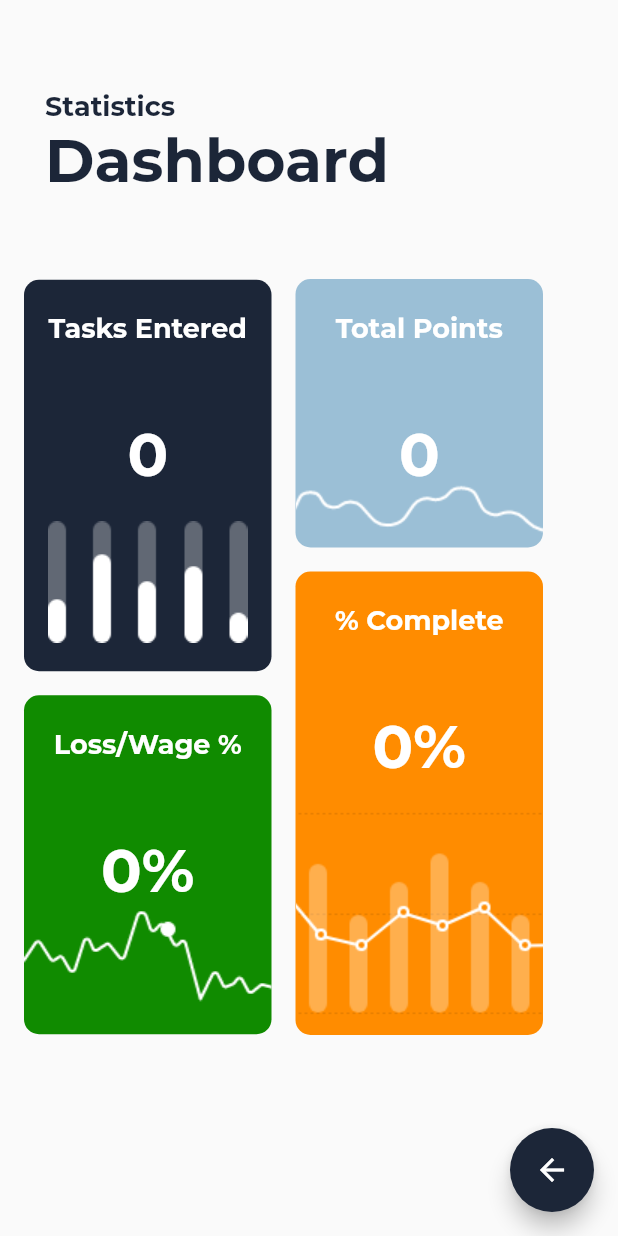
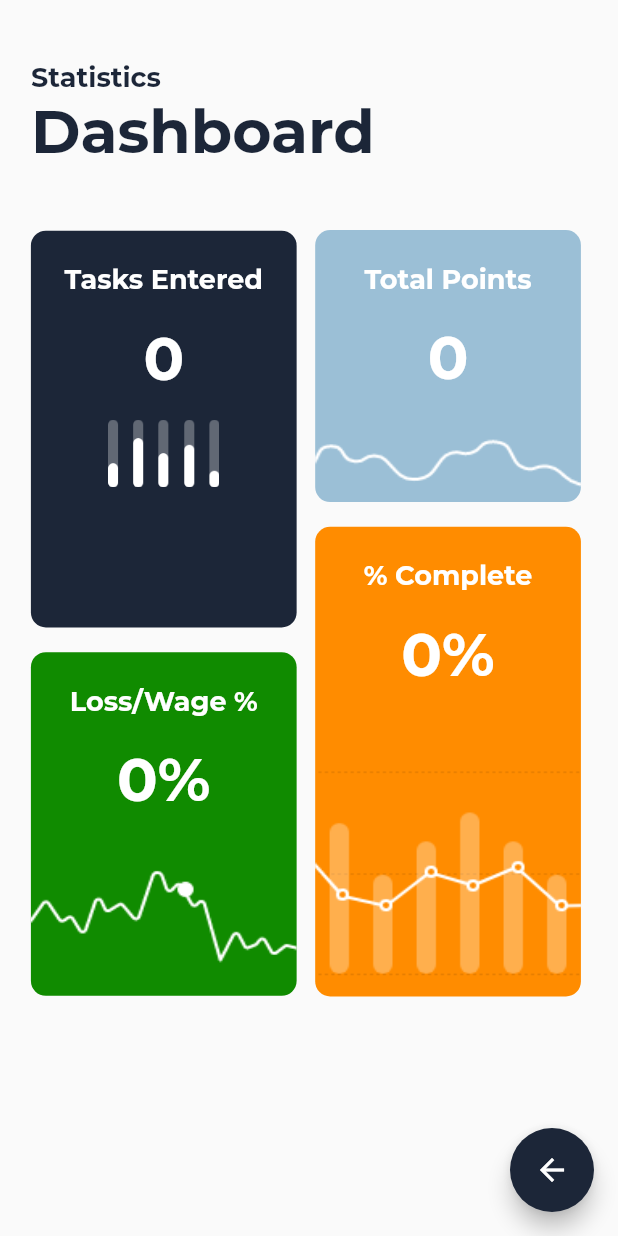
Before and after one commit to AlexHBall/indiTask, a Flutter app: the StatisticsBody screen opened directly with empty values, on a phone screen of 412 x 824 dp. Run offline on Flutter 3.47's test engine with Material 2 defaults, Android fonts, the phone set to English and light mode, and no system bars; our stand-ins replace bloc, equatable, flutter_bloc, flutter_calendar_carousel, flutter_local_notifications, flutter_time_picker_spinner and 3 more; accounts and stored records are empty.

Commit message:
dashboard responsive

```diff
--- a/lib/screens/statistics.dart
+++ b/lib/screens/statistics.dart
@@ -5,6 +5,7 @@ import 'package:inditask/bloc/bloc.dart';
 import 'package:inditask/bloc/tab/tab.dart';
 import 'package:inditask/models/models.dart';
 import 'package:inditask/utils/colors.dart';
+import 'package:inditask/utils/utils.dart';
 import 'package:inditask/widgets/widgets.dart';
 
 class StatisticsHeader extends StatelessWidget {
@@ -22,31 +23,31 @@ class StatisticsHeader extends StatelessWidget {
   }
 
   Widget dashboardSubtitleText() {
-    return Text(
+    return Align(
+      alignment: Alignment.centerLeft,
+      child: Text(
         "Dashboard",
         style: TextStyle(
             color: Colour.blue.color,
             fontWeight: FontWeight.bold,
             fontSize: 40.0),
+      ),
     );
   }
 
   @override
   Widget build(BuildContext context) {
+    SizeConfig().init(context);
     return Padding(
-      padding: const EdgeInsets.only(top: 60, bottom: 40.0, left: 30.0),
-      child: Column(children: [
+      padding: EdgeInsets.only(
+          top: SizeConfig.safeBlockVertical * 5,
+          left: SizeConfig.safeBlockHorizontal * 5),
+      child: Column(
+        children: [
           statsHeaderText(),
-        Row(
-          mainAxisAlignment: MainAxisAlignment.start,
-          children: [
           dashboardSubtitleText(),
-            SizedBox(
-              width: 18.0,
+        ],
       ),
-          ],
-        )
-      ]),
     );
   }
 }
@@ -79,7 +80,7 @@ class StatisticsCard extends StatelessWidget {
 
   Widget bodyText() {
     return Padding(
-      padding: const EdgeInsets.only(top: 48.0),
+      padding: EdgeInsets.only(top: SizeConfig.safeBlockVertical * 2),
       child: Center(
           child: Text(
         body,
@@ -93,14 +94,14 @@ class StatisticsCard extends StatelessWidget {
   Widget build(BuildContext context) {
     return Container(
         height: height,
-        width: 165.0,
+        width: SizeConfig.safeBlockHorizontal * 43,
         decoration: BoxDecoration(
           shape: BoxShape.rectangle,
           color: backgroundColor,
           borderRadius: BorderRadius.circular(10),
           image: DecorationImage(
             image: AssetImage(imgPath),
-            fit: BoxFit.cover,
+            fit: BoxFit.fill,
           ),
         ),
         child: Column(
@@ -130,7 +131,7 @@ class StatisticsCard2 extends StatelessWidget {
   Widget build(BuildContext context) {
     return Container(
         height: height,
-        width: 165.0,
+        width: SizeConfig.safeBlockHorizontal * 43,
         decoration: BoxDecoration(
           shape: BoxShape.rectangle,
           color: backgroundColor,
@@ -150,7 +151,7 @@ class StatisticsCard2 extends StatelessWidget {
               )),
             ),
             Padding(
-              padding: const EdgeInsets.only(top: 48.0),
+              padding: EdgeInsets.only(top: SizeConfig.safeBlockVertical * 2),
               child: Center(
                   child: Text(
                 body,
@@ -161,10 +162,13 @@ class StatisticsCard2 extends StatelessWidget {
               )),
             ),
             Padding(
-              padding:
-                  const EdgeInsets.only(top: 20.0, left: 15.0, right: 15.0),
+              padding: EdgeInsets.only(
+                  top: SizeConfig.safeBlockVertical * 2,
+                  left: 15.0,
+                  right: 15.0),
               child: Image.asset(
                 imgPath,
+                scale: SizeConfig.safeBlockVertical / 4.6,
               ),
             ),
           ],
@@ -180,51 +184,62 @@ class StatisticsBody extends StatelessWidget {
   StatisticsBody(this.totalTasks, this.totalPoints, this.percentComplete,
       this.percentLost);
 
-  Widget statsLeftCol() {
-    return Column(
-      children: [
-        StatisticsCard2("Tasks Entered", totalTasks.toString(),
-            "assets/images/charts.png", Colour.blue.color, 261),
-        SizedBox(
-          height: 16.0,
-        ),
-        StatisticsCard("Loss/Wage %", "$percentLost%", "assets/images/rate.png",
-            Colour.green.color, 226),
-      ],
-    );
-  }
-
-  Widget statsRightCol() {
-    return Column(
-      children: [
-        StatisticsCard("Total Points", totalPoints.toString(),
-            "assets/images/running.png", Colour.lightBlue.color, 179),
-        SizedBox(
-          height: 16.0,
-        ),
-        StatisticsCard("% Complete", "$percentComplete%",
-            "assets/images/calories.png", Colour.orange.color, 309),
-      ],
-    );
-  }
-
   @override
   Widget build(BuildContext context) {
+    SizeConfig().init(context);
     return Scaffold(
         body: Column(children: [
           StatisticsHeader(),
           Padding(
-            padding: const EdgeInsets.only(top: 15.0, left: 16.0),
+              padding: EdgeInsets.only(
+                  top: SizeConfig.safeBlockVertical * 5,
+                  left: SizeConfig.safeBlockHorizontal * 5,
+                  right: SizeConfig.safeBlockHorizontal * 5),
               child: Row(
                 children: [
-                statsLeftCol(),
+                  Column(
+                    children: [
+                      StatisticsCard2(
+                          "Tasks Entered",
+                          totalTasks.toString(),
+                          "assets/images/charts.png",
+                          Colour.blue.color,
+                          SizeConfig.safeBlockVertical * 32.1),
                       SizedBox(
-                  width: 16.0,
+                        height: SizeConfig.safeBlockVertical * 2,
                       ),
-                statsRightCol(),
+                      StatisticsCard(
+                          "Loss/Wage %",
+                          "$percentLost%",
+                          "assets/images/rate.png",
+                          Colour.green.color,
+                          SizeConfig.safeBlockVertical * 27.8),
                     ],
                   ),
+                  SizedBox(
+                    width: SizeConfig.safeBlockHorizontal * 3,
                   ),
+                  Column(
+                    children: [
+                      StatisticsCard(
+                          "Total Points",
+                          totalPoints.toString(),
+                          "assets/images/running.png",
+                          Colour.lightBlue.color,
+                          SizeConfig.safeBlockVertical * 22),
+                      SizedBox(
+                        height: SizeConfig.safeBlockVertical * 2,
+                      ),
+                      StatisticsCard(
+                          "% Complete",
+                          "$percentComplete%",
+                          "assets/images/calories.png",
+                          Colour.orange.color,
+                          SizeConfig.safeBlockVertical * 38),
+                    ],
+                  ),
+                ],
+              )),
         ]),
         floatingActionButton: FloatingActionButton(
           child: Icon(Icons.arrow_back),
```
Lines whose indentation alone changed are shown as unchanged.
